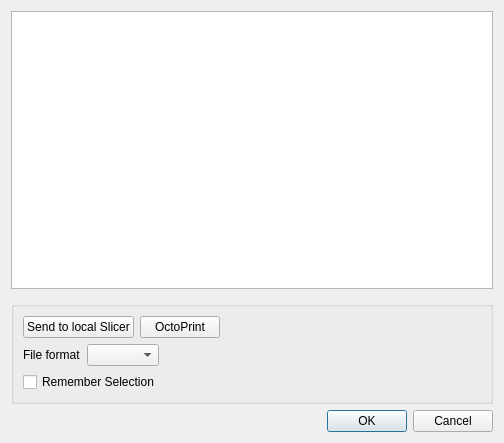
Old version of the form src/gui/PrintInitDialog.ui in the repository openscad/openscad.
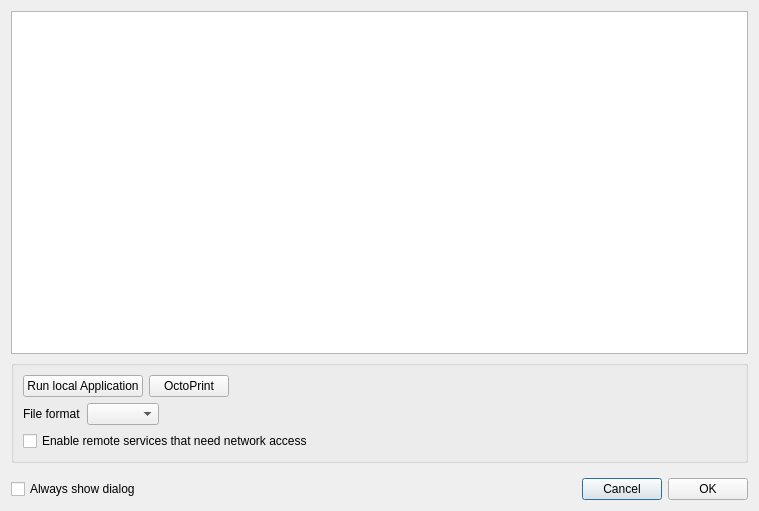
New version of the form.

Commit message: Make remote network services optional; add API key request for OctoPrint.

Patch:
```diff
--- a/src/gui/PrintInitDialog.ui
+++ b/src/gui/PrintInitDialog.ui
@@ -6,8 +6,8 @@
    <rect>
     <x>0</x>
     <y>0</y>
-    <width>504</width>
-    <height>443</height>
+    <width>759</width>
+    <height>511</height>
    </rect>
   </property>
   <property name="windowTitle">
@@ -35,22 +35,6 @@
      </property>
     </widget>
    </item>
-   <item>
-    <spacer name="verticalSpacer">
-     <property name="orientation">
-      <enum>Qt::Orientation::Vertical</enum>
-     </property>
-     <property name="sizeType">
-      <enum>QSizePolicy::Policy::Fixed</enum>
-     </property>
-     <property name="sizeHint" stdset="0">
-      <size>
-       <width>20</width>
-       <height>6</height>
-      </size>
-     </property>
-    </spacer>
-   </item>
    <item>
     <widget class="QGroupBox" name="groupBox">
      <property name="title">
@@ -61,18 +45,26 @@
      </property>
      <layout class="QVBoxLayout" name="verticalLayout">
       <item>
+       <layout class="QHBoxLayout" name="horizontalLayout">
+        <property name="topMargin">
+         <number>0</number>
+        </property>
+        <item>
        <layout class="QHBoxLayout" name="printServiceLayout">
         <item>
          <widget class="QPushButton" name="LocalSlicerButton">
           <property name="text">
-           <string>Send to local Slicer</string>
+             <string>Run local Application</string>
           </property>
           <property name="checkable">
            <bool>true</bool>
           </property>
-          <property name="autoExclusive">
-           <bool>true</bool>
-          </property>
+            <property name="autoDefault">
+             <bool>false</bool>
+            </property>
+            <attribute name="buttonGroup">
+             <string notr="true">buttonGroup</string>
+            </attribute>
          </widget>
         </item>
         <item>
@@ -83,13 +75,18 @@
           <property name="checkable">
            <bool>true</bool>
           </property>
-          <property name="autoExclusive">
-           <bool>true</bool>
-          </property>
-         </widget>
-        </item>
+            <property name="autoDefault">
+             <bool>false</bool>
+            </property>
+            <attribute name="buttonGroup">
+             <string notr="true">buttonGroup</string>
+            </attribute>
+           </widget>
+          </item>
+         </layout>
+        </item>
         <item>
-         <spacer name="horizontalSpacer">
+         <spacer name="horizontalSpacerPrintService">
           <property name="orientation">
            <enum>Qt::Orientation::Horizontal</enum>
           </property>
@@ -104,19 +101,19 @@
        </layout>
       </item>
       <item>
-       <layout class="QHBoxLayout" name="horizontalLayout">
+       <layout class="QHBoxLayout" name="horizontalLayoutFileFormat">
         <item>
-         <widget class="QLabel" name="label">
+         <widget class="QLabel" name="labelFileFormat">
           <property name="text">
            <string>File format</string>
           </property>
          </widget>
         </item>
         <item>
-         <widget class="QComboBox" name="fileFormatComboBox"/>
+         <widget class="QComboBox" name="comboBoxFileFormat"/>
         </item>
         <item>
-         <spacer name="horizontalSpacer_2">
+         <spacer name="horizontalSpacerFileFormat">
           <property name="orientation">
            <enum>Qt::Orientation::Horizontal</enum>
           </property>
@@ -133,7 +130,7 @@
       <item>
        <widget class="QCheckBox" name="checkBoxRememberSelection">
         <property name="text">
-         <string>Remember Selection</string>
+         <string>Enable remote services that need network access</string>
         </property>
        </widget>
       </item>
@@ -141,16 +138,47 @@
     </widget>
    </item>
    <item>
-    <widget class="QDialogButtonBox" name="buttonBox">
+    <layout class="QHBoxLayout" name="horizontalLayoutDialogButtons">
+     <property name="topMargin">
+      <number>9</number>
+     </property>
+     <item>
+      <widget class="QCheckBox" name="checkBoxAlwaysShowDialog">
+       <property name="text">
+        <string>Always show dialog</string>
+       </property>
+      </widget>
+     </item>
+     <item>
+      <spacer name="horizontalSpacerButtons">
      <property name="orientation">
-      <enum>Qt::Orientation::Horizontal</enum>
-     </property>
-     <property name="standardButtons">
-      <set>QDialogButtonBox::StandardButton::Cancel|QDialogButtonBox::StandardButton::Ok</set>
-     </property>
-    </widget>
-   </item>
-  </layout>
+        <enum>Qt::Horizontal</enum>
+       </property>
+       <property name="sizeHint" stdset="0">
+        <size>
+         <width>40</width>
+         <height>20</height>
+        </size>
+       </property>
+      </spacer>
+     </item>
+     <item>
+      <widget class="QPushButton" name="pushButtonCancel">
+       <property name="text">
+        <string>Cancel</string>
+       </property>
+      </widget>
+     </item>
+     <item>
+      <widget class="QPushButton" name="pushButtonOk">
+       <property name="text">
+        <string>OK</string>
+       </property>
+      </widget>
+     </item>
+    </layout>
+   </item>
+  </layout>
  </widget>
  <resources>
   <include location="../../resources/common.qrc"/>
```
Left out of the diff: 31 changed lines with no effect on the pictures. Lines whose indentation alone changed are shown as unchanged. The commit also changes 34 other files.
